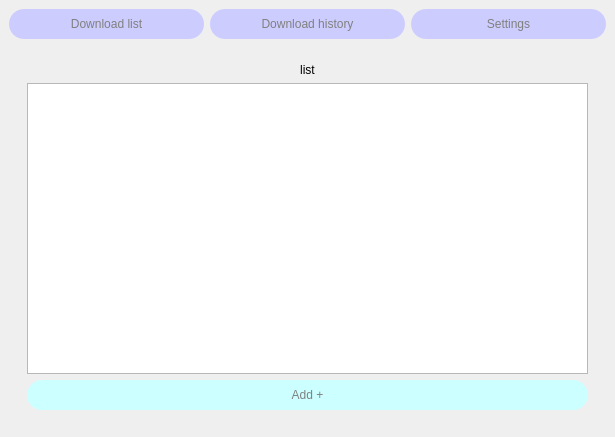
Above: mainwindow.ui from thenaserov/simploader before the change. Below: the same form after it.
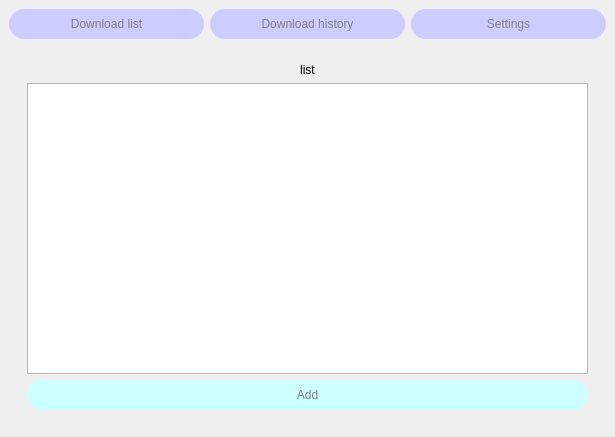
That is the form after the change. The open tabs and pages were chosen to show the change.

```diff
--- a/mainwindow.ui
+++ b/mainwindow.ui
@@ -199,7 +199,7 @@
 background-color:#ccffff;</string>
              </property>
              <property name="text">
-              <string>Add +</string>
+              <string>Add</string>
              </property>
             </widget>
            </item>
```
Left out of the diff: 4 changed lines with no effect on the pictures.
